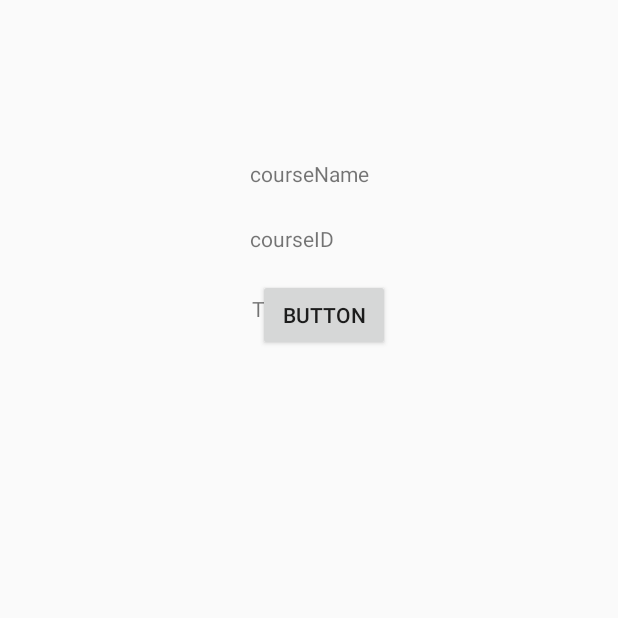
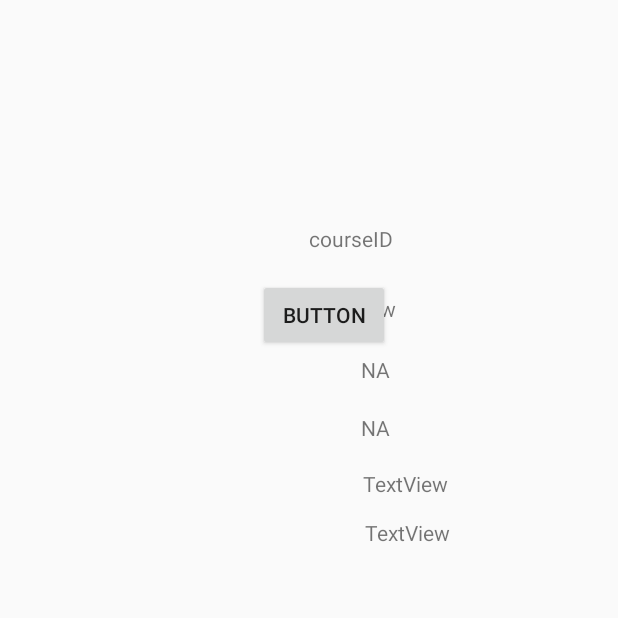
Before and after one commit to A-Steeves/SEG2105-TermProject, an Android app: the studentCoursePage screen opened directly, with no data from a screen before it, on a phone screen of 412 x 824 dp, the top half of it. Run offline under Robolectric (Android 15) with nearby library versions, the phone set to English and light mode, and no system bars; 6 statements that could not run were skipped.

Commit message:
Commit 21 StudentCoursePage

```diff
--- a/app/src/main/java/com/example/lab3/studentCoursePage.java
+++ b/app/src/main/java/com/example/lab3/studentCoursePage.java
@@ -13,7 +13,7 @@ public class studentCoursePage extends AppCompatActivity {
 
     Button btnEnrol, btnUnEnrol;
 
-    TextView txtCourseName, txtCourseID, txtCapacity;
+    TextView txtCourseName, txtCourseID, txtCapacity, txtTeacher, txtDescription, txtDay1,txtDay2;
     int capacity;
     String courseName;
     Course currentCourse;
@@ -30,6 +30,11 @@ public class studentCoursePage extends AppCompatActivity {
         txtCourseName = findViewById(R.id.txtCourseName);
         txtCourseID = findViewById(R.id.txtCourseId);
         txtCapacity = findViewById(R.id.txtCapacity);
+
+        txtTeacher = findViewById(R.id.txtTeacher);
+        txtDescription= findViewById(R.id.txtDescription);
+        txtDay1 = findViewById(R.id.txtDay1);
+        txtDay2 = findViewById(R.id.txtDay2);
         db = new NewDBHandler(this);
 
         /*
@@ -44,19 +49,42 @@ public class studentCoursePage extends AppCompatActivity {
         btnUnEnrol.setEnabled(false);
 
 
+
+
+        String day1, day2;
+        String temp = currentCourse.getDays();
+        if (temp.contains("&")){
+            String[] parts = temp.split("&");
+            day1 = parts[0];
+            day2 = parts[1];
+        }else{
+            day1 = "NA";
+            day2 = "NA";
+        }
+
+        txtCourseName.setText(courseName);
+        txtCapacity.setText(capacity);
+        txtCourseID.setText(currentCourse.getCode());
+        txtDay1.setText(day1);
+        txtDay2.setText(day2);
+        txtDescription.setText(currentCourse.getDescription());
+        txtTeacher.setText(currentCourse.getInstructor());
+
+
+
+
         btnEnrol.setOnClickListener(new View.OnClickListener() {
             @Override
             public void onClick(View v) {
                 if(capacity > 0){
                     /*
-                    decrementCourseCapacity();   //We might need to make a method in database to do this.
-
+                    db.addCourseInfo(courseName, currentCourse.getDays(),currentCourse.getHours(),currentCourse.getDescription(), capacity-1 );
                     AddStudent to course List.
                     Add course to student list.
+                    */
 
 
 
-                     */
                     btnUnEnrol.setEnabled(true);
                     btnUnEnrol.setVisibility(View.VISIBLE);
                     btnEnrol.setEnabled(false);
@@ -71,7 +99,8 @@ public class studentCoursePage extends AppCompatActivity {
             @Override
             public void onClick(View v) {
                 /*
-                incrementCourseCapacity();
+                db.addCourseInfo(courseName, currentCourse.getDays(),currentCourse.getHours(),currentCourse.getDescription(), capacity+1);
+
                 remove student from course list.
                 remove course from student list.
 
--- a/app/src/main/res/layout/activity_student_course_page.xml
+++ b/app/src/main/res/layout/activity_student_course_page.xml
@@ -49,10 +49,49 @@
         android:id="@+id/btnUnEnrol"
         android:layout_width="wrap_content"
         android:layout_height="wrap_content"
-        android:layout_marginTop="78dp"
+        android:layout_marginTop="250dp"
         android:layout_marginEnd="17dp"
         android:text="Button"
         app:layout_constraintEnd_toEndOf="parent"
         app:layout_constraintStart_toEndOf="@+id/btnEnrol"
         app:layout_constraintTop_toBottomOf="@+id/txtCapacity" />
+
+    <TextView
+        android:id="@+id/txtDay1"
+        android:layout_width="wrap_content"
+        android:layout_height="wrap_content"
+        android:layout_marginTop="21dp"
+        android:layout_marginEnd="3dp"
+        android:text="TextView"
+        app:layout_constraintEnd_toEndOf="@+id/txtCapacity"
+        app:layout_constraintTop_toBottomOf="@+id/txtCapacity" />
+
+    <TextView
+        android:id="@+id/txtDay2"
+        android:layout_width="wrap_content"
+        android:layout_height="wrap_content"
+        android:layout_marginTop="19dp"
+        android:text="TextView"
+        app:layout_constraintStart_toStartOf="@+id/txtDay1"
+        app:layout_constraintTop_toBottomOf="@+id/txtDay1" />
+
+    <TextView
+        android:id="@+id/txtDescription"
+        android:layout_width="wrap_content"
+        android:layout_height="wrap_content"
+        android:layout_marginStart="1dp"
+        android:layout_marginTop="18dp"
+        android:text="TextView"
+        app:layout_constraintStart_toStartOf="@+id/txtDay2"
+        app:layout_constraintTop_toBottomOf="@+id/txtDay2" />
+
+    <TextView
+        android:id="@+id/txtTeacher"
+        android:layout_width="wrap_content"
+        android:layout_height="wrap_content"
+        android:layout_marginStart="1dp"
+        android:layout_marginTop="13dp"
+        android:text="TextView"
+        app:layout_constraintStart_toStartOf="@+id/txtDescription"
+        app:layout_constraintTop_toBottomOf="@+id/txtDescription" />
 </androidx.constraintlayout.widget.ConstraintLayout>
```
